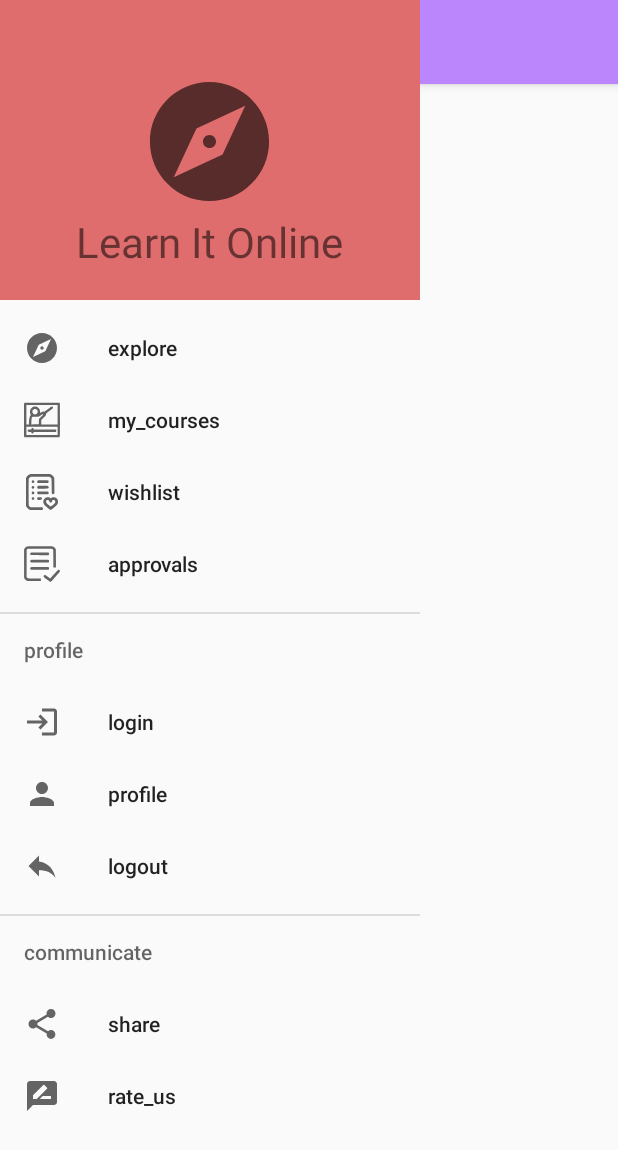
After one commit to MuralivenkatJ/LIO-app, an Android app: the layout base_drawer.xml on its own in the app's theme, with its tools: preview values and no code run, on a phone screen of 412 x 824 dp. The commit adds this screen. Shown: the top 1150 px of the screen. Run offline under Robolectric (Android 15) with nearby library versions, the phone set to English and light mode, and no system bars.

Commit message:
Menu bar

```diff
--- a/XML Kotlin Frontend/app/build.gradle
+++ b/XML Kotlin Frontend/app/build.gradle
@@ -47,4 +47,7 @@ dependencies {
     implementation 'com.squareup.retrofit2:converter-gson:2.9.0'
     //picasso
     implementation 'com.squareup.picasso:picasso:2.5.2'
+
+    //for app bar layout
+    implementation 'com.google.android.material:material:1.0.0'
 }
--- a/XML Kotlin Frontend/app/src/main/AndroidManifest.xml
+++ b/XML Kotlin Frontend/app/src/main/AndroidManifest.xml
@@ -20,6 +20,9 @@
         android:roundIcon="@mipmap/ic_launcher_round"
         android:supportsRtl="true"
         android:theme="@style/Theme.LIO">
+        <activity
+            android:name=".Activities.BaseDrawer"
+            android:exported="false" />
         <activity
             android:name=".Activities.UnenrolledCourse"
             android:exported="false" />
--- /dev/null
+++ b/XML Kotlin Frontend/app/src/main/java/com/example/lio/Activities/BaseDrawer.kt
@@ -0,0 +1,50 @@
+package com.example.lio.Activities
+
+import android.annotation.SuppressLint
+import android.support.v7.app.AppCompatActivity
+import android.os.Bundle
+import android.support.v4.widget.DrawerLayout
+import android.support.v7.app.ActionBarDrawerToggle
+import android.support.v7.widget.Toolbar
+import android.view.MenuItem
+import android.view.View
+import android.widget.FrameLayout
+import com.example.lio.R
+import com.google.android.material.navigation.NavigationView
+
+open class BaseDrawer : AppCompatActivity(), NavigationView.OnNavigationItemSelectedListener {
+
+    lateinit var drawerLayout: DrawerLayout
+
+    override fun setContentView(view: View?)
+    {
+        drawerLayout = layoutInflater.inflate(R.layout.base_drawer, null) as DrawerLayout
+
+        var container : FrameLayout = drawerLayout.findViewById(R.id.activityContainer)
+        container.addView(view)
+
+        super.setContentView(drawerLayout)
+
+        var toolbar: Toolbar = drawerLayout.findViewById(R.id.toolBar) as Toolbar
+        setSupportActionBar(toolbar)
+
+        var navigationView: NavigationView = drawerLayout.findViewById(R.id.nav_view)
+        navigationView.setNavigationItemSelectedListener(this)
+
+        var toogle : ActionBarDrawerToggle = ActionBarDrawerToggle(this, drawerLayout, toolbar, R.string.menu_drawer_open, R.string.menu_drawer_close)
+        drawerLayout.addDrawerListener(toogle)
+        toogle.syncState()
+    }
+
+    override fun onNavigationItemSelected(p0: MenuItem): Boolean
+    {
+        return false
+    }
+
+    @SuppressLint("RestrictedApi")
+    protected fun allocateActivityTitle(titleString: String)
+    {
+        supportActionBar?.setWindowTitle(titleString)
+    }
+
+}
--- a/XML Kotlin Frontend/app/src/main/java/com/example/lio/Activities/Explore.kt
+++ b/XML Kotlin Frontend/app/src/main/java/com/example/lio/Activities/Explore.kt
@@ -5,6 +5,7 @@ import android.os.Bundle
 import com.example.lio.R
 
 class Explore : AppCompatActivity() {
+
     override fun onCreate(savedInstanceState: Bundle?) {
         super.onCreate(savedInstanceState)
         setContentView(R.layout.explore)
--- /dev/null
+++ b/XML Kotlin Frontend/app/src/main/res/drawable/approvals.xml
@@ -0,0 +1,14 @@
+<vector android:autoMirrored="true" android:height="227dp"
+    android:viewportHeight="227" android:viewportWidth="222"
+    android:width="222dp" xmlns:android="http://schemas.android.com/apk/res/android">
+    <path android:fillColor="#000000"
+        android:pathData="M17.4,2.9c-5.9,2.7 -11.9,8.4 -14.6,13.9l-2.3,4.7 0,89.5 0,89.5 2.7,5.1c1.5,2.9 4.6,6.8 6.9,8.7 7.6,6.6 8.6,6.7 53.6,6.7l40.3,-0 0,-8 0,-8 -39.2,-0c-42.9,-0 -42.5,-0 -46.5,-5.9l-2.3,-3.4 0.2,-85.9 0.3,-86 3.7,-3.4 3.8,-3.4 74.4,-0c73.9,-0 74.3,-0 77,2.1 5.7,4.5 5.6,3.1 5.6,61.9l0,54 8,-0 8.1,-0 -0.3,-56.8 -0.3,-56.7 -2.7,-5.1c-3.1,-5.8 -8.4,-10.8 -14.2,-13.5 -3.9,-1.8 -8.4,-1.9 -81.1,-1.9 -73.2,-0 -77.2,0.1 -81.1,1.9z" android:strokeColor="#00000000"/>
+    <path android:fillColor="#000000"
+        android:pathData="M40.9,43.9c-1.6,1.6 -2.9,3.9 -2.9,5.1 0,2.9 2.6,7.6 4.5,8.4 0.9,0.3 25.6,0.6 54.9,0.6l53.3,-0 2.1,-2.3c2.8,-2.9 2.9,-8.6 0.3,-11.8l-1.9,-2.4 -53.7,-0.3 -53.6,-0.3 -3,3z" android:strokeColor="#00000000"/>
+    <path android:fillColor="#000000"
+        android:pathData="M43.3,88c-3.5,1.4 -5.6,5.5 -4.9,9.5 1.3,6.7 -0.8,6.5 58.6,6.5l53.7,-0 2.1,-2.3c2.2,-2.3 2.9,-6.8 1.6,-10.2 -1.7,-4.4 -3.5,-4.5 -57.6,-4.4 -28.2,-0 -52.3,0.4 -53.5,0.9z" android:strokeColor="#00000000"/>
+    <path android:fillColor="#000000"
+        android:pathData="M43.3,134c-3.5,1.4 -5.6,5.5 -4.9,9.5 1.3,6.7 -0.8,6.5 58.6,6.5l53.7,-0 2.1,-2.3c2.2,-2.3 2.9,-6.8 1.6,-10.2 -1.7,-4.4 -3.5,-4.5 -57.6,-4.4 -28.2,-0 -52.3,0.4 -53.5,0.9z" android:strokeColor="#00000000"/>
+    <path android:fillColor="#000000"
+        android:pathData="M209.4,151.3c-1.2,0.7 -12.2,13 -24.4,27.4 -12.3,14.5 -22.7,26.3 -23.1,26.3 -0.4,-0 -7.1,-5 -14.9,-11 -11.3,-8.7 -14.9,-11 -17.5,-11 -6,-0 -10.2,6.8 -7.4,11.9 0.8,1.4 9.7,9 19.7,16.8 19.1,14.9 21.3,16 26,12.8 1.2,-0.9 13.7,-15.1 27.7,-31.6 28.6,-33.5 29.2,-34.4 23.7,-39.9 -3.2,-3.2 -6.3,-3.7 -9.8,-1.7z" android:strokeColor="#00000000"/>
+</vector>
--- /dev/null
+++ b/XML Kotlin Frontend/app/src/main/res/drawable/explore.xml
@@ -0,0 +1,10 @@
+<vector xmlns:android="http://schemas.android.com/apk/res/android"
+    android:width="24dp"
+    android:height="24dp"
+    android:viewportWidth="24"
+    android:viewportHeight="24"
+    android:tint="?attr/colorControlNormal">
+  <path
+      android:fillColor="@android:color/white"
+      android:pathData="M12,10.9c-0.61,0 -1.1,0.49 -1.1,1.1s0.49,1.1 1.1,1.1c0.61,0 1.1,-0.49 1.1,-1.1s-0.49,-1.1 -1.1,-1.1zM12,2C6.48,2 2,6.48 2,12s4.48,10 10,10 10,-4.48 10,-10S17.52,2 12,2zM14.19,14.19L6,18l3.81,-8.19L18,6l-3.81,8.19z"/>
+</vector>
--- /dev/null
+++ b/XML Kotlin Frontend/app/src/main/res/drawable/login.xml
@@ -0,0 +1,5 @@
+<vector android:autoMirrored="true" android:height="24dp"
+    android:tint="?attr/colorControlNormal" android:viewportHeight="24"
+    android:viewportWidth="24" android:width="24dp" xmlns:android="http://schemas.android.com/apk/res/android">
+    <path android:fillColor="@android:color/white" android:pathData="M11,7L9.6,8.4l2.6,2.6H2v2h10.2l-2.6,2.6L11,17l5,-5L11,7zM20,19h-8v2h8c1.1,0 2,-0.9 2,-2V5c0,-1.1 -0.9,-2 -2,-2h-8v2h8V19z"/>
+</vector>
--- /dev/null
+++ b/XML Kotlin Frontend/app/src/main/res/drawable/logout.xml
@@ -0,0 +1,10 @@
+<vector xmlns:android="http://schemas.android.com/apk/res/android"
+    android:width="24dp"
+    android:height="24dp"
+    android:viewportWidth="24"
+    android:viewportHeight="24"
+    android:tint="?attr/colorControlNormal">
+  <path
+      android:fillColor="@android:color/white"
+      android:pathData="M10,9V5l-7,7 7,7v-4.1c5,0 8.5,1.6 11,5.1 -1,-5 -4,-10 -11,-11z"/>
+</vector>
--- /dev/null
+++ b/XML Kotlin Frontend/app/src/main/res/drawable/my_courses.xml
@@ -0,0 +1,8 @@
+<vector android:autoMirrored="true" android:height="225dp"
+    android:viewportHeight="225" android:viewportWidth="225"
+    android:width="225dp" xmlns:android="http://schemas.android.com/apk/res/android">
+    <path android:fillColor="#000000"
+        android:pathData="M2.1,6.6c-2.1,2.7 -2.1,3 -2.1,105.9 0,102.9 0,103.2 2.1,105.9l2,2.6 108.4,-0 108.4,-0 2,-2.6c2.1,-2.7 2.1,-3 2.1,-105.9 0,-102.9 0,-103.2 -2.1,-105.9l-2,-2.6 -108.4,-0 -108.4,-0 -2,2.6zM210,79.5l0,60.5 -51,-0 -51,-0 0,-13.8 0,-13.7 15,-15c12.7,-12.7 15,-15.4 15,-18 0,-1.6 -0.4,-3.6 -0.9,-4.4 -0.7,-1.1 4.1,-5.3 21.3,-18.2 16.4,-12.3 22.5,-17.4 23,-19.3 1.1,-4.6 -2.5,-9 -7.4,-8.8 -2.1,-0 -8.9,4.6 -25.5,17.1 -21.5,16.1 -22.9,17 -24.8,15.6 -3.6,-2.5 -7.6,-1.7 -15.4,3 -4,2.5 -7.5,4.5 -7.6,4.5 -0.1,-0 -0.2,-3.7 -0.2,-8.3 -0.1,-10.7 -2.7,-16.8 -10.1,-23.6 -6.3,-5.8 -12.9,-8.3 -21.4,-8.3 -8.5,-0 -15.1,2.5 -21.4,8.3 -7.5,6.8 -10.1,12.9 -10.1,23.9 0,7.5 0.3,9.1 2.8,13.6l2.9,5.2 -3.1,4.2c-5.8,8.1 -9.1,24.8 -9.1,46.6l0,9.4 -8,-0 -8,-0 0,-60.5 0,-60.5 97.5,-0 97.5,-0 0,60.5zM75.5,44.9c7,3.2 10.5,8.6 10.5,16.2 0,5 -1.9,8.7 -6.4,12.7 -6.3,5.5 -14.9,5.5 -21.3,-0.1 -7.6,-6.7 -8.5,-17.5 -2,-24.6 2.7,-2.9 9.3,-6.1 12.7,-6.1 1.4,-0 4.3,0.9 6.5,1.9zM107,92.5l-13.5,13.5 -0.5,16.8 -0.5,16.7 -23.4,0.3 -23.4,0.2 0.6,-16.2c0.5,-15.6 2.3,-26.4 4.8,-29.4 0.8,-0.9 6.4,-1.4 20.2,-1.6l19.2,-0.3 13.5,-8.2c11.8,-7.2 13.7,-8 15,-6.7 1.3,1.2 -0.2,3.1 -12,14.9zM210,180l0,26 -97.5,-0 -97.5,-0 0,-26 0,-26 97.5,-0 97.5,-0 0,26z" android:strokeColor="#00000000"/>
+    <path android:fillColor="#000000"
+        android:pathData="M50.3,163c-2.5,1 -4.3,3.9 -4.3,6.8 0,1.9 -0.8,2 -10.1,2.4 -9.2,0.3 -10.3,0.5 -12,2.7 -2.6,3.2 -2.4,6.7 0.6,9.6 2.2,2.3 3.2,2.5 12,2.5l9.5,-0 0,2.9c0,3 3.8,7.1 6.6,7.1 3.4,-0 6.5,-2.5 7.6,-6.2l1.1,-3.8 68.4,-0 68.4,-0 2.4,-2.5c3,-2.9 3.2,-6.4 0.6,-9.6l-1.9,-2.4 -69,-0.3 -69,-0.2 -0.7,-2.9c-1.1,-4.9 -5.9,-7.8 -10.2,-6.1z" android:strokeColor="#00000000"/>
+</vector>
--- /dev/null
+++ b/XML Kotlin Frontend/app/src/main/res/drawable/profile.xml
@@ -0,0 +1,10 @@
+<vector xmlns:android="http://schemas.android.com/apk/res/android"
+    android:width="24dp"
+    android:height="24dp"
+    android:viewportWidth="24"
+    android:viewportHeight="24"
+    android:tint="?attr/colorControlNormal">
+  <path
+      android:fillColor="@android:color/white"
+      android:pathData="M12,12c2.21,0 4,-1.79 4,-4s-1.79,-4 -4,-4 -4,1.79 -4,4 1.79,4 4,4zM12,14c-2.67,0 -8,1.34 -8,4v2h16v-2c0,-2.66 -5.33,-4 -8,-4z"/>
+</vector>
--- /dev/null
+++ b/XML Kotlin Frontend/app/src/main/res/drawable/rate.xml
@@ -0,0 +1,10 @@
+<vector xmlns:android="http://schemas.android.com/apk/res/android"
+    android:width="24dp"
+    android:height="24dp"
+    android:viewportWidth="24"
+    android:viewportHeight="24"
+    android:tint="?attr/colorControlNormal">
+  <path
+      android:fillColor="@android:color/white"
+      android:pathData="M20,2L4,2c-1.1,0 -1.99,0.9 -1.99,2L2,22l4,-4h14c1.1,0 2,-0.9 2,-2L22,4c0,-1.1 -0.9,-2 -2,-2zM6,14v-2.47l6.88,-6.88c0.2,-0.2 0.51,-0.2 0.71,0l1.77,1.77c0.2,0.2 0.2,0.51 0,0.71L8.47,14L6,14zM18,14h-7.5l2,-2L18,12v2z"/>
+</vector>
--- /dev/null
+++ b/XML Kotlin Frontend/app/src/main/res/drawable/share.xml
@@ -0,0 +1,10 @@
+<vector xmlns:android="http://schemas.android.com/apk/res/android"
+    android:width="24dp"
+    android:height="24dp"
+    android:viewportWidth="24"
+    android:viewportHeight="24"
+    android:tint="?attr/colorControlNormal">
+  <path
+      android:fillColor="@android:color/white"
+      android:pathData="M18,16.08c-0.76,0 -1.44,0.3 -1.96,0.77L8.91,12.7c0.05,-0.23 0.09,-0.46 0.09,-0.7s-0.04,-0.47 -0.09,-0.7l7.05,-4.11c0.54,0.5 1.25,0.81 2.04,0.81 1.66,0 3,-1.34 3,-3s-1.34,-3 -3,-3 -3,1.34 -3,3c0,0.24 0.04,0.47 0.09,0.7L8.04,9.81C7.5,9.31 6.79,9 6,9c-1.66,0 -3,1.34 -3,3s1.34,3 3,3c0.79,0 1.5,-0.31 2.04,-0.81l7.12,4.16c-0.05,0.21 -0.08,0.43 -0.08,0.65 0,1.61 1.31,2.92 2.92,2.92 1.61,0 2.92,-1.31 2.92,-2.92s-1.31,-2.92 -2.92,-2.92z"/>
+</vector>
--- /dev/null
+++ b/XML Kotlin Frontend/app/src/main/res/drawable/wishlist.xml
@@ -0,0 +1,24 @@
+<vector android:autoMirrored="true" android:height="225dp"
+    android:viewportHeight="225" android:viewportWidth="225"
+    android:width="225dp" xmlns:android="http://schemas.android.com/apk/res/android">
+    <path android:fillColor="#000000"
+        android:pathData="M37.9,1.3c-9.9,2.8 -17.7,9.2 -22.6,18.7l-2.8,5.5 0,87 0,87 2.9,5.8c3.6,7 9.9,13 17.4,16.5l5.7,2.7 37,0.3c36.2,0.3 37.2,0.3 39.7,-1.8 1.5,-1.1 2.9,-3.3 3.3,-4.9 0.8,-3.8 -1.8,-8.9 -4.8,-9.6 -1.2,-0.3 -17.7,-0.6 -36.7,-0.7 -30,-0.3 -34.9,-0.5 -37.5,-2 -4.4,-2.4 -8.4,-7 -9.5,-10.9 -1.4,-4.7 -1.3,-160.2 0,-165.1 1.2,-4.1 7.5,-10.3 11.7,-11.5 3.6,-1 114.9,-1 118.5,-0.1 3.5,1 8.5,5.3 10.6,9.2 1.5,2.8 1.8,8.2 2.2,49.3 0.6,51.3 0.2,48.8 7.3,50 3.1,0.5 4,0.1 6.7,-2.5l3.1,-3.1 -0.3,-47.3 -0.3,-47.3 -2.7,-5.7c-3.4,-7.3 -10.3,-14.2 -17.6,-17.6l-5.7,-2.7 -60.5,-0.2c-45.9,-0.2 -61.6,0.1 -65.1,1z" android:strokeColor="#00000000"/>
+    <path android:fillColor="#000000"
+        android:pathData="M51.1,41.6c-6.1,5.1 -2.5,14.8 5.4,14.8 7.8,-0 11.2,-8.9 5.6,-14.5 -3.6,-3.6 -7,-3.7 -11,-0.3z" android:strokeColor="#00000000"/>
+    <path android:fillColor="#000000"
+        android:pathData="M85,41.9c-4.7,4.6 -3.8,10.6 2,13.6 2.4,1.2 7.9,1.5 30.8,1.5 17.8,-0 29,-0.4 31.1,-1.1 6,-2.1 7.7,-10.3 2.9,-14.5 -1.8,-1.8 -4.5,-1.9 -32.9,-2.2l-31,-0.3 -2.9,3z" android:strokeColor="#00000000"/>
+    <path android:fillColor="#000000"
+        android:pathData="M53.4,75c-3.1,1.2 -5.4,4.9 -5.4,8.6 0,3.8 4.7,8.4 8.7,8.4 3.5,-0 8.3,-5.1 8.3,-8.9 0,-5.7 -6.5,-10.2 -11.6,-8.1z" android:strokeColor="#00000000"/>
+    <path android:fillColor="#000000"
+        android:pathData="M87.4,75c-5.5,2.2 -6.9,9.1 -3,13.7l2.4,2.8 30.4,0.3c32.9,0.2 34.1,0.1 36.6,-5.1 1.9,-4 0.6,-8.5 -3.1,-10.8 -3,-1.8 -5.3,-1.9 -32.2,-1.8 -15.9,-0 -30,0.4 -31.1,0.9z" android:strokeColor="#00000000"/>
+    <path android:fillColor="#000000"
+        android:pathData="M50.1,112.6c-3.6,4.6 -2.4,10.6 2.6,13.2 3.3,1.8 5.9,1.4 9.2,-1.4 6.3,-5.3 2.6,-14.4 -5.8,-14.4 -3.1,-0 -4.4,0.6 -6,2.6z" android:strokeColor="#00000000"/>
+    <path android:fillColor="#000000"
+        android:pathData="M84.5,112.5c-3.5,3.4 -3.3,7.8 0.4,11.6l2.9,2.9 30.5,-0c29,-0 30.6,-0.1 33,-2 1.4,-1.1 2.8,-3.3 3.2,-4.9 0.7,-3.3 -1.5,-8.5 -4,-9.5 -0.9,-0.3 -15.6,-0.6 -32.6,-0.6l-31,-0 -2.4,2.5z" android:strokeColor="#00000000"/>
+    <path android:fillColor="#000000"
+        android:pathData="M50.5,147.5c-5.4,5.3 -1.6,14.5 5.8,14.5 2.4,-0 4.2,-0.8 6.1,-2.6 5.5,-5.5 1.8,-14.4 -5.9,-14.4 -2.5,-0 -4.4,0.8 -6,2.5z" android:strokeColor="#00000000"/>
+    <path android:fillColor="#000000"
+        android:pathData="M86.2,145.7c-1.7,0.6 -4.2,5.7 -4.2,8.3 0,1.2 1.3,3.5 2.9,5.1 2.8,2.8 3.3,2.9 12.5,2.9 8.5,-0 9.8,-0.2 12.2,-2.4 3.7,-3.1 3.8,-8.4 0.4,-12.1 -2.2,-2.4 -2.9,-2.5 -12.4,-2.4 -5.6,-0 -10.7,0.3 -11.4,0.6z" android:strokeColor="#00000000"/>
+    <path android:fillColor="#000000"
+        android:pathData="M138.5,146.2c-12.4,4.6 -20,18.4 -17.6,32 1.9,10.8 8,18.6 24.1,30.8 4.7,3.6 10.9,8.7 13.9,11.3 4.8,4.4 5.7,4.9 8.9,4.3 2.4,-0.4 5.2,-2.1 8.6,-5.4 2.8,-2.7 9,-7.8 13.7,-11.4 16.6,-12.8 22.9,-22.3 22.9,-34.7 0,-16.6 -11.3,-28.1 -27.6,-28.1 -5.9,-0 -8.1,0.5 -12.9,2.9l-5.7,2.9 -5.1,-2.7c-4,-2 -6.7,-2.6 -12.7,-2.8 -4.1,-0.1 -8.8,0.3 -10.5,0.9zM155.1,164.9c1.7,1.8 2.9,4 2.9,5.6 0,1.6 1.2,3.8 2.9,5.6 5.2,5.1 11.9,3.3 14.1,-3.9 1.8,-5.9 3.1,-7.9 5.7,-9.1 4.2,-1.9 8,-1.3 11.5,1.8 2.9,2.6 3.3,3.6 3.3,7.9 0,6.9 -3.5,11.4 -17.3,22.1l-11.5,8.9 -9.1,-7c-11.8,-9.2 -13.3,-10.5 -16.7,-15.2 -4.8,-6.5 -3.5,-16.2 2.5,-18.6 4.4,-1.8 8.6,-1.1 11.7,1.9z" android:strokeColor="#00000000"/>
+</vector>
--- /dev/null
+++ b/XML Kotlin Frontend/app/src/main/res/layout/base_drawer.xml
@@ -0,0 +1,23 @@
+<?xml version="1.0" encoding="utf-8"?>
+<android.support.constraint.ConstraintLayout xmlns:android="http://schemas.android.com/apk/res/android"
+    xmlns:app="http://schemas.android.com/apk/res-auto"
+    xmlns:tools="http://schemas.android.com/tools"
+    android:layout_width="match_parent"
+    android:layout_height="match_parent"
+    tools:context=".Activities.BaseDrawer"
+    android:fitsSystemWindows="true">
+
+    <include layout="@layout/content_layout"
+        android:layout_height="match_parent"
+        android:layout_width="match_parent"/>
+
+    <com.google.android.material.navigation.NavigationView
+        android:layout_width="wrap_content"
+        android:layout_height="match_parent"
+        android:fitsSystemWindows="true"
+        android:layout_gravity="start"
+        android:id="@+id/nav_view"
+        app:headerLayout="@layout/drawer_header"
+        app:menu="@menu/main_drawer_menu"/>
+
+</android.support.constraint.ConstraintLayout>
--- /dev/null
+++ b/XML Kotlin Frontend/app/src/main/res/layout/content_layout.xml
@@ -0,0 +1,31 @@
+<?xml version="1.0" encoding="utf-8"?>
+<android.support.constraint.ConstraintLayout xmlns:android="http://schemas.android.com/apk/res/android"
+    android:layout_width="match_parent"
+    android:layout_height="match_parent"
+    xmlns:app="http://schemas.android.com/apk/res-auto">
+
+
+    <com.google.android.material.appbar.AppBarLayout
+        android:layout_width="match_parent"
+        android:layout_height="wrap_content"
+        android:id="@+id/appBarLayout"
+        app:layout_constraintTop_toTopOf="parent">
+
+        <androidx.appcompat.widget.Toolbar
+            android:id="@+id/toolBar"
+            android:layout_width="match_parent"
+            android:layout_height="?attr/actionBarSize"
+            android:background="@color/purple_200"
+            android:theme="@style/ThemeOverlay.AppCompat.Dark.ActionBar"
+            app:titleTextColor="@color/white"/>
+
+    </com.google.android.material.appbar.AppBarLayout>
+
+    <FrameLayout
+        android:id="@+id/activityContainer"
+        android:layout_width="match_parent"
+        android:layout_height="0dp"
+        app:layout_constraintBottom_toBottomOf="parent"
+        app:layout_constraintTop_toBottomOf="@+id/appBarLayout"/>
+
+</android.support.constraint.ConstraintLayout>
--- /dev/null
+++ b/XML Kotlin Frontend/app/src/main/res/layout/drawer_header.xml
@@ -0,0 +1,25 @@
+<?xml version="1.0" encoding="utf-8"?>
+<LinearLayout
+    xmlns:android="http://schemas.android.com/apk/res/android"
+    android:orientation="vertical"
+    android:layout_width="match_parent"
+    android:layout_height="200dp"
+    android:background="#DF6D6D"
+    android:gravity="bottom"
+    android:padding="20dp">
+
+    <ImageView
+        android:layout_width="95dp"
+        android:layout_height="95dp"
+        android:layout_gravity="center"
+        android:contentDescription="Logo"
+        android:src="@drawable/explore" />
+
+    <TextView
+        android:layout_width="wrap_content"
+        android:layout_height="wrap_content"
+        android:layout_gravity="center"
+        android:text="Learn It Online"
+        android:textSize="28sp" />
+
+</LinearLayout>
--- /dev/null
+++ b/XML Kotlin Frontend/app/src/main/res/menu/main_drawer_menu.xml
@@ -0,0 +1,61 @@
+<?xml version="1.0" encoding="utf-8"?>
+<menu xmlns:android="http://schemas.android.com/apk/res/android">
+
+    <group android:checkableBehavior="single">
+
+        <item
+            android:id="@+id/explore"
+            android:title="explore"
+            android:icon="@drawable/explore"/>
+        <item
+            android:id="@+id/my_courses"
+            android:title="my_courses"
+            android:icon="@drawable/my_courses"/>
+        <item
+            android:id="@+id/wishlist"
+            android:title="wishlist"
+            android:icon="@drawable/wishlist"/>
+        <item
+            android:id="@+id/approvals"
+            android:title="approvals"
+            android:icon="@drawable/approvals"/>
+
+    </group>
+
+
+    <group android:checkableBehavior="single">
+        <item android:title="profile">
+
+            <menu>
+                <item
+                    android:id="@+id/login"
+                    android:title="login"
+                    android:icon="@drawable/login"/>
+                <item
+                    android:id="@+id/profile"
+                    android:title="profile"
+                    android:icon="@drawable/profile"/>
+                <item
+                    android:id="@+id/logout"
+                    android:title="logout"
+                    android:icon="@drawable/logout"/>
+            </menu>
+
+        </item>
+    </group>
+
+
+    <item android:title="communicate">
+        <menu>
+            <item
+                android:id="@+id/share"
+                android:title="share"
+                android:icon="@drawable/share"/>
+            <item
+                android:id="@+id/rate"
+                android:title="rate_us"
+                android:icon="@drawable/rate"/>
+        </menu>
+    </item>
+
+</menu>
--- a/XML Kotlin Frontend/app/src/main/res/values/strings.xml
+++ b/XML Kotlin Frontend/app/src/main/res/values/strings.xml
@@ -1,3 +1,5 @@
 <resources>
     <string name="app_name">LIO</string>
+    <string name="menu_drawer_open">Drawer open</string>
+    <string name="menu_drawer_close">Drawer close</string>
 </resources>
```
Also changed, not shown: 2 other files.
